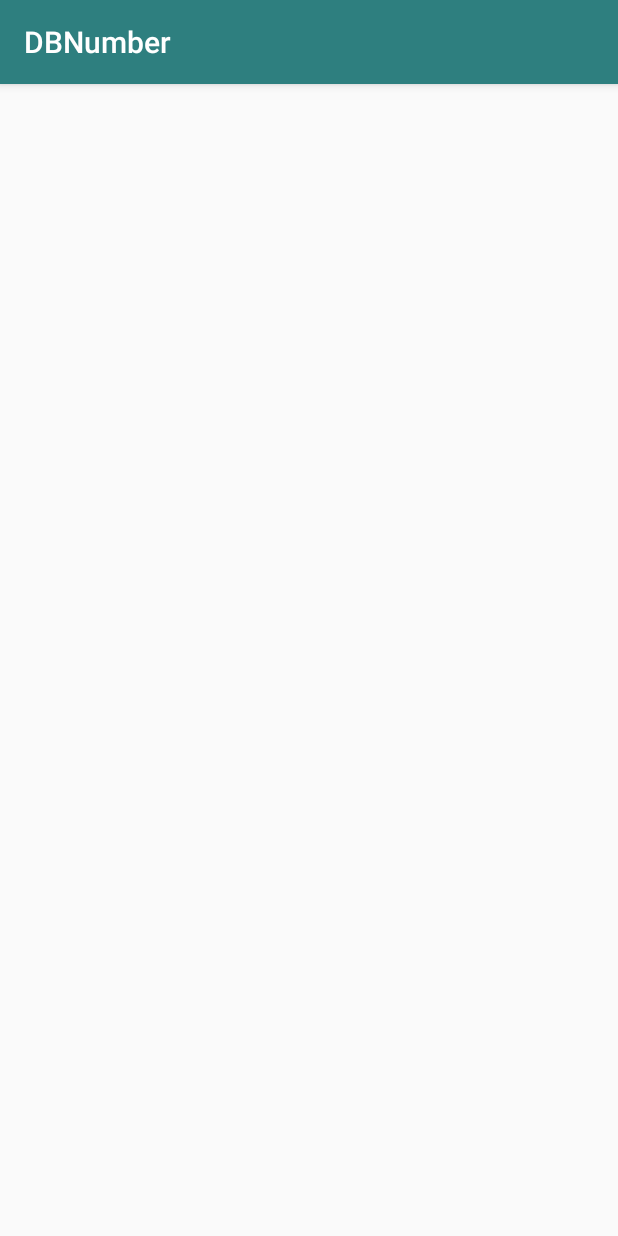
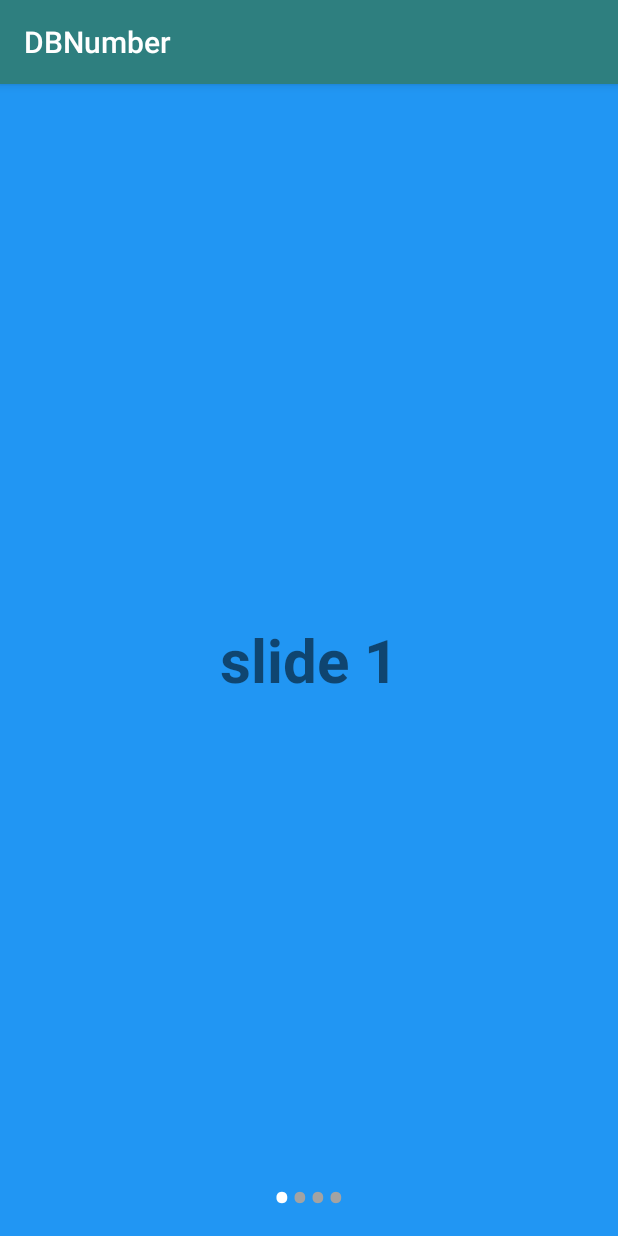
Before and after one commit to hhadanooo/DBNumber, an Android app: the IntroSlider screen opened directly, with no data from a screen before it, on a phone screen of 412 x 824 dp. Run offline under Robolectric (Android 15) with nearby library versions, the phone set to English and light mode, and no system bars.

Commit message:
finish intro slider

```diff
--- a/app/src/main/java/ir/hrwanheda/dbnumber/CheckPermissionAndIntroSlider/IntroSlider.java
+++ b/app/src/main/java/ir/hrwanheda/dbnumber/CheckPermissionAndIntroSlider/IntroSlider.java
@@ -1,16 +1,136 @@
 package ir.hrwanheda.dbnumber.CheckPermissionAndIntroSlider;
 
+import androidx.annotation.NonNull;
 import androidx.appcompat.app.AppCompatActivity;
+import androidx.core.content.ContextCompat;
+import androidx.viewpager.widget.PagerAdapter;
+import androidx.viewpager.widget.ViewPager;
 
+import android.content.Context;
 import android.os.Bundle;
+import android.text.Html;
+import android.text.Layout;
+import android.util.TypedValue;
+import android.view.LayoutInflater;
+import android.view.View;
+import android.view.ViewGroup;
+import android.widget.LinearLayout;
+import android.widget.TextView;
+import android.widget.Toast;
 
+import org.w3c.dom.Text;
+
+import ir.hrwanheda.dbnumber.MainActivity;
 import ir.hrwanheda.dbnumber.R;
 
 public class IntroSlider extends AppCompatActivity {
-
+    int[] id = {R.layout.slide1,R.layout.slide2,R.layout.slide3,R.layout.slide4};
+    ViewPager viewpager;
+    LinearLayout LayoutDots;
     @Override
     protected void onCreate(Bundle savedInstanceState) {
         super.onCreate(savedInstanceState);
         setContentView(R.layout.activity_intro_slider);
+        LayoutDots = findViewById(R.id.layoutDots);
+        viewpager = this.<ViewPager>findViewById(R.id.vp);
+        viewpager.setAdapter(new pager());
+        showDots(viewpager.getCurrentItem());
+
+        viewpager.addOnPageChangeListener(new ViewPager.OnPageChangeListener() {
+            @Override
+            public void onPageScrolled(int position, float positionOffset, int positionOffsetPixels) {
+
+            }
+
+            @Override
+            public void onPageSelected(int position) {
+                // dots
+                showDots(position);
+            }
+
+            @Override
+            public void onPageScrollStateChanged(int state) {
+
+            }
+        });
+    }
+
+    public class pager extends PagerAdapter
+    {
+
+        @Override
+        public Object instantiateItem(ViewGroup container, int position) {
+            View view = LayoutInflater.from(IntroSlider.this).inflate(id[position],container,false);
+
+
+            try {
+                TextView tv = view.findViewById(R.id.slide1_tv);
+                tv.setText("slide 1");
+
+            }catch (Exception e)
+            {
+                e.fillInStackTrace();
+            }
+            try {
+                TextView tv = view.findViewById(R.id.slide2_tv);
+                tv.setText("slide 2");
+
+            }catch (Exception e)
+            {
+                e.fillInStackTrace();
+            }
+            try {
+                TextView tv = view.findViewById(R.id.slide3_tv);
+                tv.setText("slide 3");
+
+            }catch (Exception e)
+            {
+                e.fillInStackTrace();
+            }
+            try {
+                TextView tv = view.findViewById(R.id.slide4_tv);
+                tv.setText("slide 4");
+
+            }catch (Exception e)
+            {
+                e.fillInStackTrace();
+            }
+
+
+            container.addView(view);
+
+
+
+            return view;
+        }
+
+        @Override
+        public int getCount() {
+            return id.length;
+        }
+
+        @Override
+        public boolean isViewFromObject(View view,Object object) {
+            return view == object;
+        }
+
+        @Override
+        public void destroyItem(ViewGroup container, int position, Object object) {
+            View view = (View) object;
+            container.removeView(view);
+        }
+    }
+    private void showDots(int pageNumber){
+        TextView[] dots = new TextView[viewpager.getAdapter().getCount()];
+        LayoutDots.removeAllViews();
+        for(int i = 0; i < dots.length ; i++){
+            dots[i] = new TextView(this);
+            dots[i].setText(Html.fromHtml("&#8226;"));
+            dots[i].setTextSize(TypedValue.COMPLEX_UNIT_SP, 35);
+            dots[i].setTextColor(ContextCompat.getColor(this,
+                    (i == pageNumber ?  R.color.dot_active : R.color.dot_incative)
+            ));
+            LayoutDots.addView(dots[i]);
+        }
     }
 }
--- a/app/src/main/res/layout/activity_intro_slider.xml
+++ b/app/src/main/res/layout/activity_intro_slider.xml
@@ -1,9 +1,28 @@
 <?xml version="1.0" encoding="utf-8"?>
-<androidx.constraintlayout.widget.ConstraintLayout xmlns:android="http://schemas.android.com/apk/res/android"
+<RelativeLayout xmlns:android="http://schemas.android.com/apk/res/android"
     xmlns:app="http://schemas.android.com/apk/res-auto"
     xmlns:tools="http://schemas.android.com/tools"
     android:layout_width="match_parent"
     android:layout_height="match_parent"
-    tools:context=".CheckPermissionAndIntroSlider.IntroSlider">
+    tools:context=".CheckPermissionAndIntroSlider.IntroSlider"
+    >
 
-</androidx.constraintlayout.widget.ConstraintLayout>
+
+    <androidx.viewpager.widget.ViewPager
+        android:layout_width="match_parent"
+        android:layout_height="match_parent"
+        android:id="@+id/vp"
+        />
+
+    <LinearLayout
+        android:id="@+id/layoutDots"
+        android:layout_width="wrap_content"
+        android:layout_height="30dp"
+        android:layout_marginBottom="20dp"
+        android:orientation="horizontal"
+        android:layout_alignParentBottom="true"
+        android:layout_centerHorizontal="true"
+        />
+
+
+</RelativeLayout>
--- /dev/null
+++ b/app/src/main/res/layout/slide1.xml
@@ -0,0 +1,15 @@
+<?xml version="1.0" encoding="utf-8"?>
+<RelativeLayout xmlns:android="http://schemas.android.com/apk/res/android"
+    android:layout_width="match_parent" android:layout_height="match_parent"
+    android:background="#2196F3">
+
+    <TextView
+        android:layout_width="wrap_content"
+        android:layout_height="wrap_content"
+        android:text="slide1"
+        android:id="@+id/slide1_tv"
+        android:layout_centerInParent="true"
+        android:textStyle="bold"
+        android:textSize="40dp"/>
+
+</RelativeLayout>
--- a/app/src/main/res/values/colors.xml
+++ b/app/src/main/res/values/colors.xml
@@ -3,4 +3,7 @@
     <color name="colorPrimary">#2e7f7f</color>
     <color name="colorPrimaryDark">#1d3333</color>
     <color name="colorAccent">#5cfefe</color>
+
+    <color name="dot_incative">#a3a3a3</color>
+    <color name="dot_active">#ffffff</color>
 </resources>
```
Also changed, not shown: app/src/main/res/layout/slide2.xml (added, +16 -0 lines), app/src/main/res/layout/slide3.xml (added, +16 -0 lines), app/src/main/res/layout/slide4.xml (added, +16 -0 lines).
